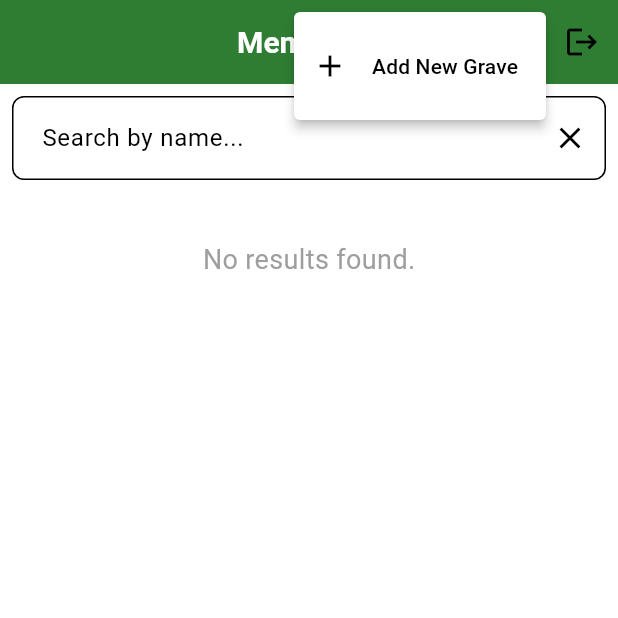
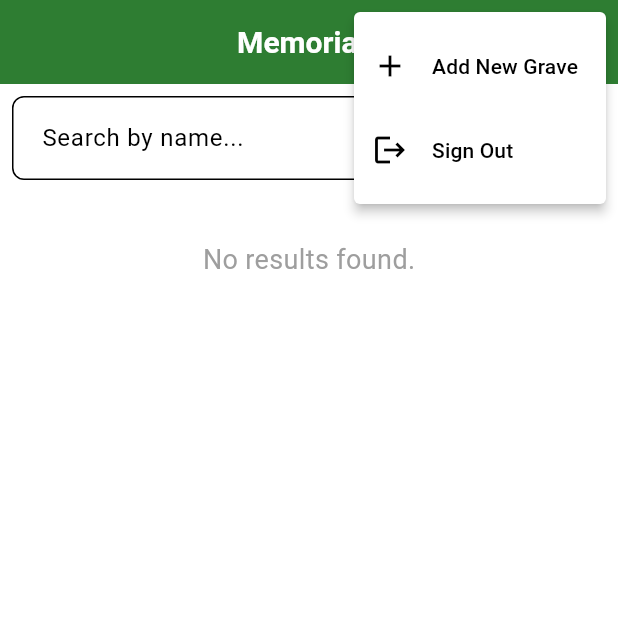
Before and after one commit to Martin1786/flutter_memorials, a Flutter app: the screen it shows once a user with an empty profile is signed in, after a tap on the "search" icon, after a tap on the "more vert" icon, on a phone screen of 412 x 824 dp, the top half of it. Run offline on Flutter 3.47's test engine with Material 3 defaults, Android fonts, the phone set to English and light mode, and no system bars; our stand-ins replace cloud_firestore, firebase_auth, firebase_core, google_sign_in; accounts and stored records are empty.

Commit message:
Move sign-out icon to the Meu along with add.

```diff
--- a/lib/presentation/pages/home_page.dart
+++ b/lib/presentation/pages/home_page.dart
@@ -893,6 +893,8 @@ class _HomePageState extends State<HomePage> {
             onSelected: (value) {
               if (value == 'add') {
                 _showAddSectionDialog();
+              } else if (value == 'signout') {
+                _signOut(context);
               }
             },
             itemBuilder: (context) => [
@@ -903,12 +905,14 @@ class _HomePageState extends State<HomePage> {
                   title: Text('Add New Grave'),
                 ),
               ),
+              const PopupMenuItem<String>(
+                value: 'signout',
+                child: ListTile(
+                  leading: Icon(Icons.logout),
+                  title: Text('Sign Out'),
+                ),
+              ),
             ],
-          ),
-          IconButton(
-            icon: const Icon(Icons.logout, color: Colors.black),
-            tooltip: 'Sign Out',
-            onPressed: () => _signOut(context),
           ),
         ],
       ),
```
Also changed, not shown: 1 other file.
